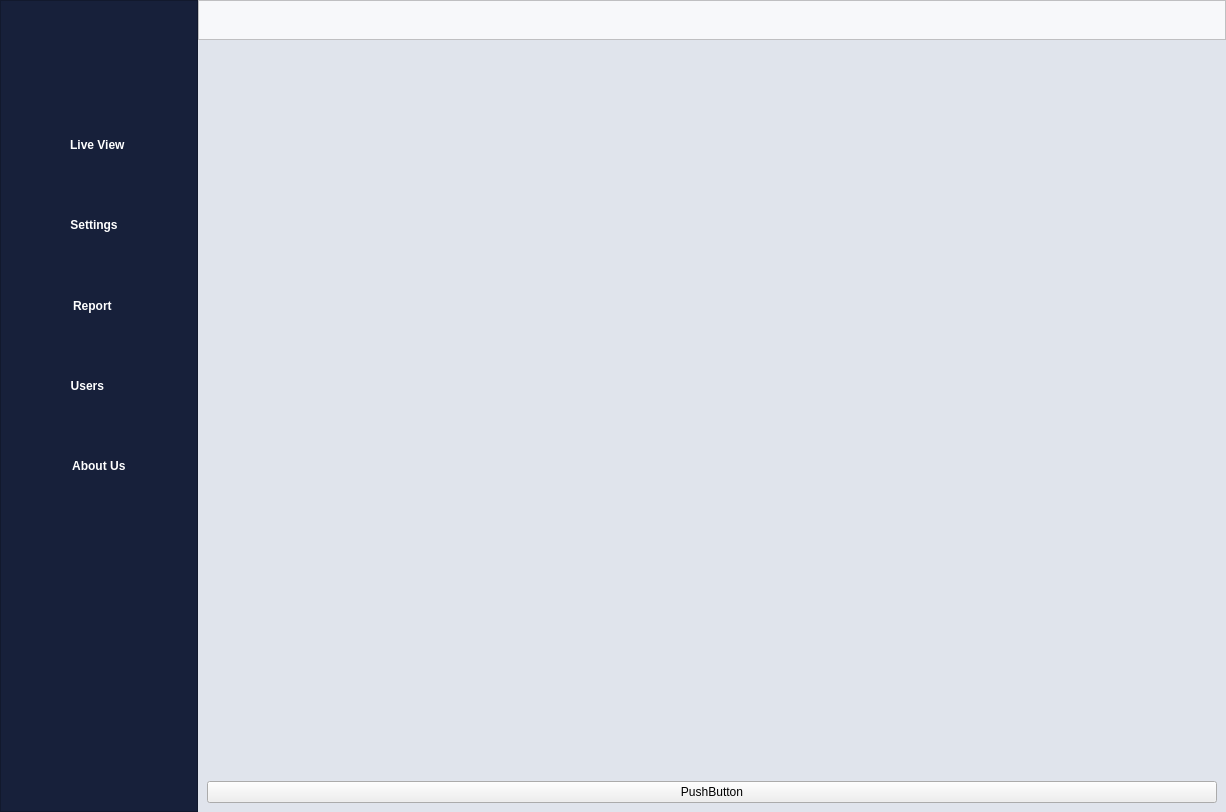
Above: UIFiles/main_UI.ui from DORSA-co/MSC_Conveyor before the change. Below: the same form after it.
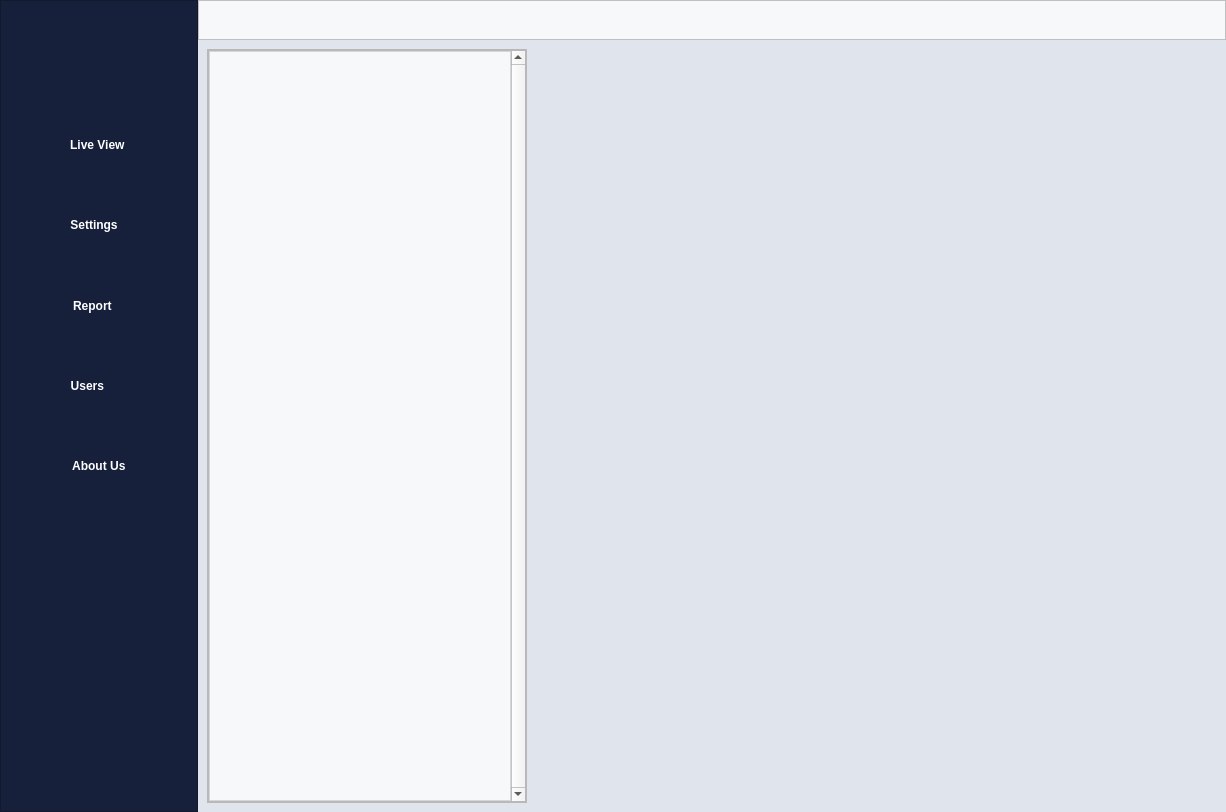
That is the form after the change. The open tabs and pages were chosen to show the change. Icons and pictures are not drawn. Custom widgets are drawn as their Qt base class.

Commit message: complete notification design

```diff
--- a/UIFiles/main_UI.ui
+++ b/UIFiles/main_UI.ui
@@ -207,7 +207,7 @@
 	image: url(:/icons/icons/table_sort_icon.png);
 }
 
-QScrollBar:horizontal, QScrollBar:vertical {
+/*QScrollBar:horizontal, QScrollBar:vertical {
     border: 1px solid #BDBDBF;
     background: #BDBDBF;
     height: 4px;
@@ -216,7 +216,7 @@
 QScrollBar::handle:horizontal, QScrollBar::handle:vertical {
     background: #646466;
 }
-
+*/
 
 /************************************************************/
 
@@ -458,6 +458,10 @@
 	background-color: #F7F8FA;
 }
 
+#defects_notifications_widget{
+	background-color: #F7F8FA;
+	border:1px solid #D7D7D9;
+}
 
 
 </string>
@@ -924,28 +928,177 @@
          <number>0</number>
         </property>
         <widget class="QWidget" name="live_view_page">
-         <layout class="QVBoxLayout" name="verticalLayout_7">
+         <layout class="QHBoxLayout" name="horizontalLayout_2">
           <item>
-           <widget class="QFrame" name="defects_notifications">
+           <widget class="QFrame" name="defect_notifications_frame">
+            <property name="sizePolicy">
+             <sizepolicy hsizetype="Preferred" vsizetype="Preferred">
+              <horstretch>0</horstretch>
+              <verstretch>0</verstretch>
+             </sizepolicy>
+            </property>
+            <property name="minimumSize">
+             <size>
+              <width>320</width>
+              <height>0</height>
+             </size>
+            </property>
             <property name="maximumSize">
              <size>
-              <width>200</width>
+              <width>320</width>
               <height>16777215</height>
              </size>
             </property>
-            <layout class="QVBoxLayout" name="defect_notifications">
+            <property name="frameShape">
+             <enum>QFrame::StyledPanel</enum>
+            </property>
+            <property name="frameShadow">
+             <enum>QFrame::Raised</enum>
+            </property>
+            <layout class="QVBoxLayout" name="verticalLayout_3">
              <property name="spacing">
               <number>0</number>
              </property>
+             <property name="leftMargin">
+              <number>0</number>
+             </property>
+             <property name="topMargin">
+              <number>0</number>
+             </property>
+             <property name="rightMargin">
+              <number>0</number>
+             </property>
+             <property name="bottomMargin">
+              <number>0</number>
+             </property>
+             <item>
+              <widget class="QFrame" name="frame">
+               <property name="minimumSize">
+                <size>
+                 <width>0</width>
+                 <height>0</height>
+                </size>
+               </property>
+               <property name="maximumSize">
+                <size>
+                 <width>16777215</width>
+                 <height>16777215</height>
+                </size>
+               </property>
+               <property name="frameShape">
+                <enum>QFrame::StyledPanel</enum>
+               </property>
+               <property name="frameShadow">
+                <enum>QFrame::Raised</enum>
+               </property>
+              </widget>
+             </item>
+             <item>
+              <widget class="QScrollArea" name="defects_notifications_scrollArea">
+               <property name="minimumSize">
+                <size>
+                 <width>0</width>
+                 <height>0</height>
+                </size>
+               </property>
+               <property name="maximumSize">
+                <size>
+                 <width>16777215</width>
+                 <height>16777215</height>
+                </size>
+               </property>
+               <property name="verticalScrollBarPolicy">
+                <enum>Qt::ScrollBarAlwaysOn</enum>
+               </property>
+               <property name="horizontalScrollBarPolicy">
+                <enum>Qt::ScrollBarAlwaysOff</enum>
+               </property>
+               <property name="widgetResizable">
+                <bool>true</bool>
+               </property>
+               <widget class="QWidget" name="defects_notifications_widget">
+                <property name="geometry">
+                 <rect>
+                  <x>0</x>
+                  <y>0</y>
+                  <width>302</width>
+                  <height>680</height>
+                 </rect>
+                </property>
+                <layout class="QVBoxLayout" name="verticalLayout_9">
+                 <property name="spacing">
+                  <number>0</number>
+                 </property>
+                 <property name="leftMargin">
+                  <number>0</number>
+                 </property>
+                 <property name="topMargin">
+                  <number>0</number>
+                 </property>
+                 <property name="rightMargin">
+                  <number>0</number>
+                 </property>
+                 <property name="bottomMargin">
+                  <number>0</number>
+                 </property>
+                 <item>
+                  <layout class="QVBoxLayout" name="verticalLayout_7">
+                   <item>
+                    <spacer name="verticalSpacer_7">
+                     <property name="orientation">
+                      <enum>Qt::Vertical</enum>
+                     </property>
+                     <property name="sizeHint" stdset="0">
+                      <size>
+                       <width>20</width>
+                       <height>40</height>
+                      </size>
+                     </property>
+                    </spacer>
+                   </item>
+                  </layout>
+                 </item>
+                </layout>
+               </widget>
+              </widget>
+             </item>
+             <item>
+              <widget class="QFrame" name="frame_2">
+               <property name="minimumSize">
+                <size>
+                 <width>0</width>
+                 <height>0</height>
+                </size>
+               </property>
+               <property name="maximumSize">
+                <size>
+                 <width>16777215</width>
+                 <height>16777215</height>
+                </size>
+               </property>
+               <property name="frameShape">
+                <enum>QFrame::StyledPanel</enum>
+               </property>
+               <property name="frameShadow">
+                <enum>QFrame::Raised</enum>
+               </property>
+              </widget>
+             </item>
             </layout>
            </widget>
           </item>
           <item>
-           <widget class="QPushButton" name="pushButton">
-            <property name="text">
-             <string>PushButton</string>
+           <spacer name="horizontalSpacer_2">
+            <property name="orientation">
+             <enum>Qt::Horizontal</enum>
             </property>
-           </widget>
+            <property name="sizeHint" stdset="0">
+             <size>
+              <width>40</width>
+              <height>20</height>
+             </size>
+            </property>
+           </spacer>
           </item>
          </layout>
         </widget>
```
Left out of the diff: 22 changed lines with no effect on the pictures. The commit also changes 49 other files.
